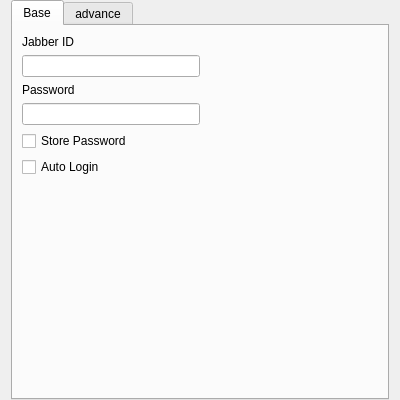
chloerei/qtalk, file app/PrefAccount.ui: the form before one commit.
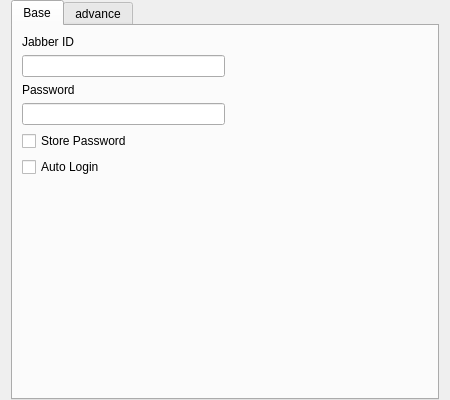
The form after the commit.

```diff
--- a/app/PrefAccount.ui
+++ b/app/PrefAccount.ui
@@ -6,7 +6,7 @@
    <rect>
     <x>0</x>
     <y>0</y>
-    <width>400</width>
+    <width>450</width>
     <height>400</height>
    </rect>
   </property>
```
